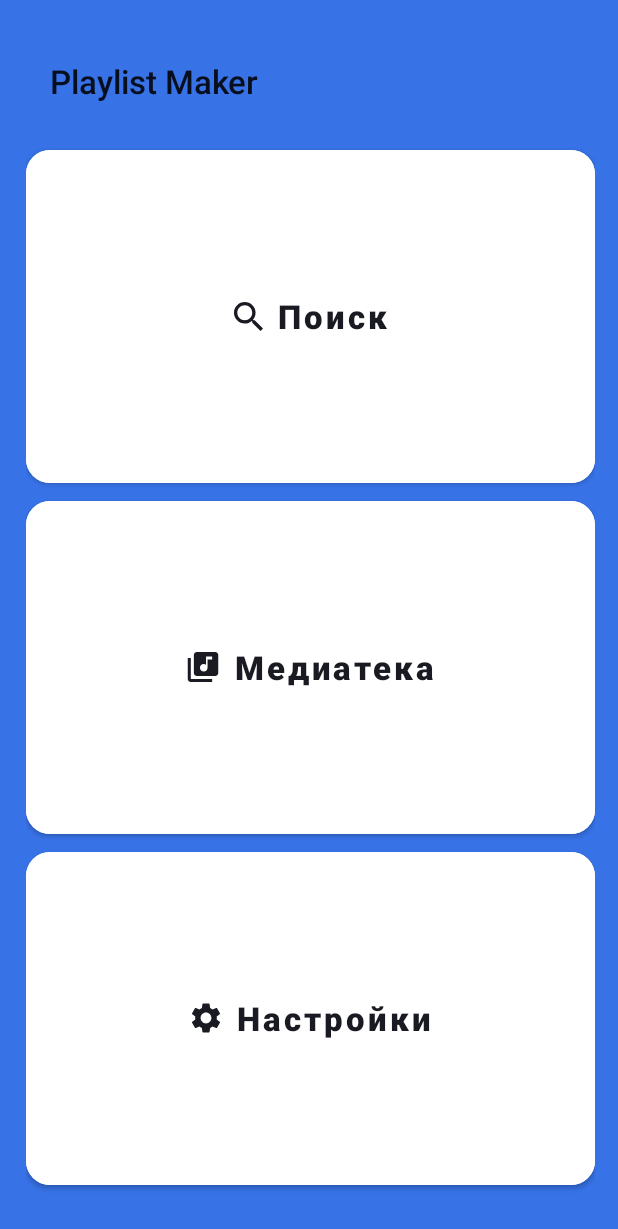
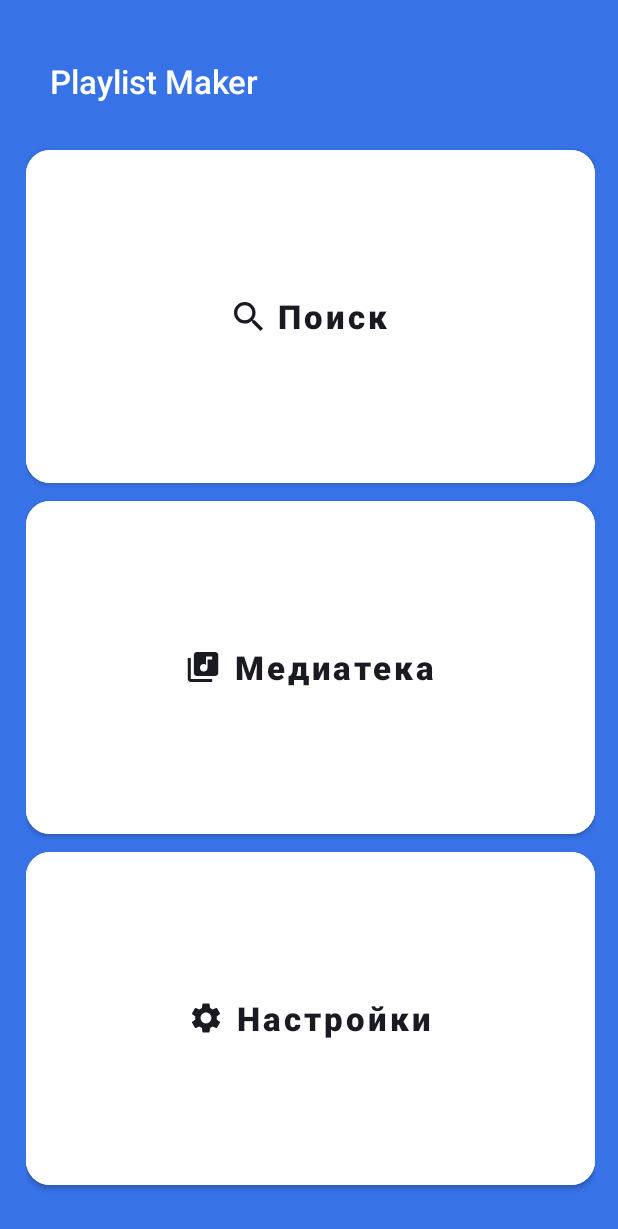
Before and after one commit to ImNia/PlaylistMaker, an Android app: the screen it shows after launch (MainActivity), on a phone screen of 412 x 824 dp. Shown: the top 1229 px of the screen. Run offline under Robolectric (Android 15) with nearby library versions, the phone set to English and light mode, and no system bars.

Commit message:
Change color in title in main screen

```diff
--- a/app/src/main/res/layout/activity_main.xml
+++ b/app/src/main/res/layout/activity_main.xml
@@ -20,6 +20,7 @@
         android:layout_height="80dp"
         android:text="@string/app_name"
         android:layout_gravity="top"
+        app:titleTextColor="@color/white"
         app:titleTextAppearance="@style/Toolbar.TitleText"
         />
     <Button
```
